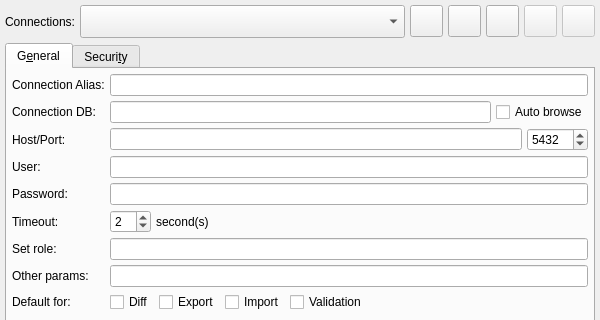
Old version of the form libs/libgui/ui/settings/connectionsconfigwidget.ui in the repository pgmodeler/pgmodeler; both pictures show x 0 to 600 and y 0 to 320 of the 600 by 500 pixel window.
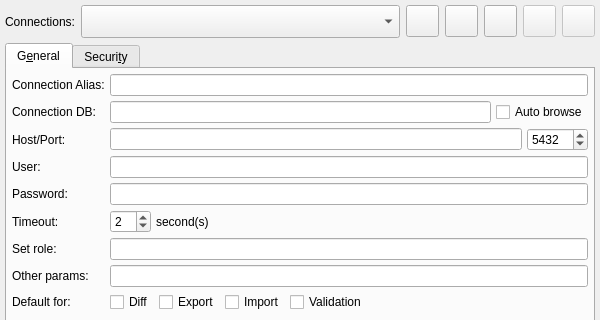
New version of the form. Icons and pictures are not drawn.

Commit message:
Added the method ConnectionsConfigWidget::setOneTimeEditMode
Changed the signature of the signal
CustomTableWidget::s_contextMenuRequested

What changed in the file:
```diff
--- a/libs/libgui/ui/settings/connectionsconfigwidget.ui
+++ b/libs/libgui/ui/settings/connectionsconfigwidget.ui
@@ -35,163 +35,6 @@
    <property name="spacing">
     <number>5</number>
    </property>
-   <item row="0" column="0">
-    <widget class="QLabel" name="connections_lbl">
-     <property name="sizePolicy">
-      <sizepolicy hsizetype="Fixed" vsizetype="Preferred">
-       <horstretch>0</horstretch>
-       <verstretch>0</verstretch>
-      </sizepolicy>
-     </property>
-     <property name="text">
-      <string>Connections:</string>
-     </property>
-    </widget>
-   </item>
-   <item row="0" column="1">
-    <layout class="QHBoxLayout" name="horizontalLayout_6">
-     <property name="spacing">
-      <number>5</number>
-     </property>
-     <item>
-      <widget class="QComboBox" name="connections_cmb">
-       <property name="sizePolicy">
-        <sizepolicy hsizetype="Preferred" vsizetype="Fixed">
-         <horstretch>0</horstretch>
-         <verstretch>0</verstretch>
-        </sizepolicy>
-       </property>
-       <property name="insertPolicy">
-        <enum>QComboBox::InsertAtBottom</enum>
-       </property>
-       <property name="sizeAdjustPolicy">
-        <enum>QComboBox::AdjustToMinimumContentsLengthWithIcon</enum>
-       </property>
-       <property name="iconSize">
-        <size>
-         <width>25</width>
-         <height>25</height>
-        </size>
-       </property>
-      </widget>
-     </item>
-     <item>
-      <widget class="QToolButton" name="new_tb">
-       <property name="enabled">
-        <bool>true</bool>
-       </property>
-       <property name="toolTip">
-        <string>Create new connection</string>
-       </property>
-       <property name="text">
-        <string/>
-       </property>
-       <property name="icon">
-        <iconset resource="../../res/resources.qrc">
-         <normaloff>:/icons/icons/new.png</normaloff>:/icons/icons/new.png</iconset>
-       </property>
-       <property name="iconSize">
-        <size>
-         <width>25</width>
-         <height>25</height>
-        </size>
-       </property>
-      </widget>
-     </item>
-     <item>
-      <widget class="QToolButton" name="cancel_tb">
-       <property name="enabled">
-        <bool>true</bool>
-       </property>
-       <property name="toolTip">
-        <string>Cancel edition</string>
-       </property>
-       <property name="text">
-        <string/>
-       </property>
-       <property name="icon">
-        <iconset resource="../../res/resources.qrc">
-         <normaloff>:/icons/icons/cancel.png</normaloff>:/icons/icons/cancel.png</iconset>
-       </property>
-       <property name="iconSize">
-        <size>
-         <width>25</width>
-         <height>25</height>
-        </size>
-       </property>
-      </widget>
-     </item>
-     <item>
-      <widget class="QToolButton" name="duplicate_tb">
-       <property name="enabled">
-        <bool>true</bool>
-       </property>
-       <property name="toolTip">
-        <string>Duplicate the selected connection</string>
-       </property>
-       <property name="text">
-        <string/>
-       </property>
-       <property name="icon">
-        <iconset resource="../../res/resources.qrc">
-         <normaloff>:/icons/icons/duplicate.png</normaloff>:/icons/icons/duplicate.png</iconset>
-       </property>
-       <property name="iconSize">
-        <size>
-         <width>25</width>
-         <height>25</height>
-        </size>
-       </property>
-      </widget>
-     </item>
-     <item>
-      <widget class="QToolButton" name="edit_tb">
-       <property name="enabled">
-        <bool>false</bool>
-       </property>
-       <property name="toolTip">
-        <string>Edit selected connection</string>
-       </property>
-       <property name="text">
-        <string/>
-       </property>
-       <property name="icon">
-        <iconset resource="../../res/resources.qrc">
-         <normaloff>:/icons/icons/edit.png</normaloff>:/icons/icons/edit.png</iconset>
-       </property>
-       <property name="iconSize">
-        <size>
-         <width>25</width>
-         <height>25</height>
-        </size>
-       </property>
-      </widget>
-     </item>
-     <item>
-      <widget class="QToolButton" name="remove_tb">
-       <property name="enabled">
-        <bool>false</bool>
-       </property>
-       <property name="toolTip">
-        <string>Delete selected connection</string>
-       </property>
-       <property name="text">
-        <string/>
-       </property>
-       <property name="icon">
-        <iconset resource="../../res/resources.qrc">
-         <normaloff>:/icons/icons/delete.png</normaloff>:/icons/icons/delete.png</iconset>
-       </property>
-       <property name="iconSize">
-        <size>
-         <width>25</width>
-         <height>25</height>
-        </size>
-       </property>
-      </widget>
-     </item>
-    </layout>
-   </item>
    <item row="1" column="0" colspan="2">
     <widget class="QTabWidget" name="conn_attribs_tbw">
      <property name="currentIndex">
@@ -1017,6 +860,186 @@
      </widget>
     </widget>
    </item>
+   <item row="0" column="0" colspan="2">
+    <widget class="QWidget" name="conn_btns_wgt" native="true">
+     <property name="sizePolicy">
+      <sizepolicy hsizetype="Expanding" vsizetype="Fixed">
+       <horstretch>0</horstretch>
+       <verstretch>0</verstretch>
+      </sizepolicy>
+     </property>
+     <property name="minimumSize">
+      <size>
+       <width>0</width>
+       <height>0</height>
+      </size>
+     </property>
+     <layout class="QHBoxLayout" name="horizontalLayout_6">
+      <property name="leftMargin">
+       <number>0</number>
+      </property>
+      <property name="topMargin">
+       <number>0</number>
+      </property>
+      <property name="rightMargin">
+       <number>0</number>
+      </property>
+      <property name="bottomMargin">
+       <number>0</number>
+      </property>
+      <item>
+       <widget class="QLabel" name="connections_lbl">
+        <property name="sizePolicy">
+         <sizepolicy hsizetype="Fixed" vsizetype="Preferred">
+          <horstretch>0</horstretch>
+          <verstretch>0</verstretch>
+         </sizepolicy>
+        </property>
+        <property name="text">
+         <string>Connections:</string>
+        </property>
+       </widget>
+      </item>
+      <item>
+       <widget class="QComboBox" name="connections_cmb">
+        <property name="sizePolicy">
+         <sizepolicy hsizetype="Preferred" vsizetype="Fixed">
+          <horstretch>0</horstretch>
+          <verstretch>0</verstretch>
+         </sizepolicy>
+        </property>
+        <property name="insertPolicy">
+         <enum>QComboBox::InsertPolicy::InsertAtBottom</enum>
+        </property>
+        <property name="sizeAdjustPolicy">
+         <enum>QComboBox::SizeAdjustPolicy::AdjustToMinimumContentsLengthWithIcon</enum>
+        </property>
+        <property name="iconSize">
+         <size>
+          <width>25</width>
+          <height>25</height>
+         </size>
+        </property>
+       </widget>
+      </item>
+      <item>
+       <widget class="QToolButton" name="new_tb">
+        <property name="enabled">
+         <bool>true</bool>
+        </property>
+        <property name="toolTip">
+         <string>Create new connection</string>
+        </property>
+        <property name="text">
+         <string/>
+        </property>
+        <property name="icon">
+         <iconset resource="../../res/resources.qrc">
+          <normaloff>:/icons/icons/new.png</normaloff>:/icons/icons/new.png</iconset>
+        </property>
+        <property name="iconSize">
+         <size>
+          <width>25</width>
+          <height>25</height>
+         </size>
+        </property>
+       </widget>
+      </item>
+      <item>
+       <widget class="QToolButton" name="cancel_tb">
+        <property name="enabled">
+         <bool>true</bool>
+        </property>
+        <property name="toolTip">
+         <string>Cancel edition</string>
+        </property>
+        <property name="text">
+         <string/>
+        </property>
+        <property name="icon">
+         <iconset resource="../../res/resources.qrc">
+          <normaloff>:/icons/icons/cancel.png</normaloff>:/icons/icons/cancel.png</iconset>
+        </property>
+        <property name="iconSize">
+         <size>
+          <width>25</width>
+          <height>25</height>
+         </size>
+        </property>
+       </widget>
+      </item>
+      <item>
+       <widget class="QToolButton" name="duplicate_tb">
+        <property name="enabled">
+         <bool>true</bool>
+        </property>
+        <property name="toolTip">
+         <string>Duplicate the selected connection</string>
+        </property>
+        <property name="text">
+         <string/>
+        </property>
+        <property name="icon">
+         <iconset resource="../../res/resources.qrc">
+          <normaloff>:/icons/icons/duplicate.png</normaloff>:/icons/icons/duplicate.png</iconset>
+        </property>
+        <property name="iconSize">
+         <size>
+          <width>25</width>
+          <height>25</height>
+         </size>
+        </property>
+       </widget>
+      </item>
+      <item>
+       <widget class="QToolButton" name="edit_tb">
+        <property name="enabled">
+         <bool>false</bool>
+        </property>
+        <property name="toolTip">
+         <string>Edit selected connection</string>
+        </property>
+        <property name="text">
+         <string/>
+        </property>
+        <property name="icon">
+         <iconset resource="../../res/resources.qrc">
+          <normaloff>:/icons/icons/edit.png</normaloff>:/icons/icons/edit.png</iconset>
+        </property>
+        <property name="iconSize">
+         <size>
+          <width>25</width>
+          <height>25</height>
+         </size>
+        </property>
+       </widget>
+      </item>
+      <item>
+       <widget class="QToolButton" name="remove_tb">
+        <property name="enabled">
+         <bool>false</bool>
+        </property>
+        <property name="toolTip">
+         <string>Delete selected connection</string>
+        </property>
+        <property name="text">
+         <string/>
+        </property>
+        <property name="icon">
+         <iconset resource="../../res/resources.qrc">
+          <normaloff>:/icons/icons/delete.png</normaloff>:/icons/icons/delete.png</iconset>
+        </property>
+        <property name="iconSize">
+         <size>
+          <width>25</width>
+          <height>25</height>
+         </size>
+        </property>
+       </widget>
+      </item>
+     </layout>
+    </widget>
+   </item>
   </layout>
  </widget>
  <tabstops>
```
Left out of the diff: 22 changed lines with no effect on the pictures. The commit also changes 4 other files.
